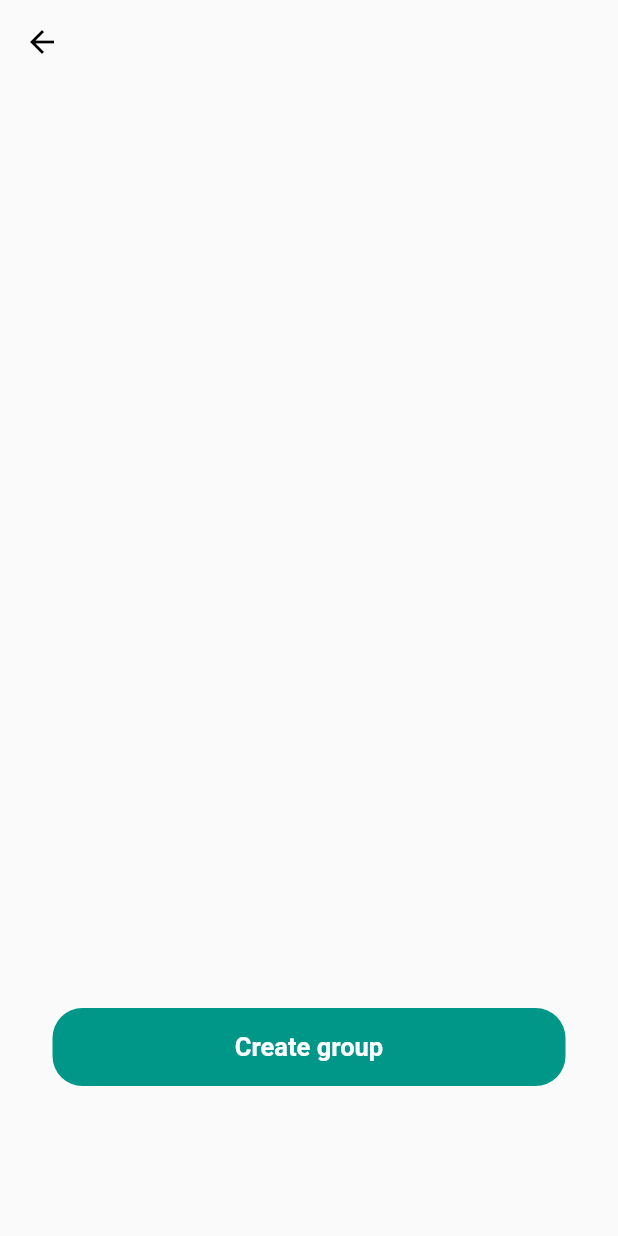
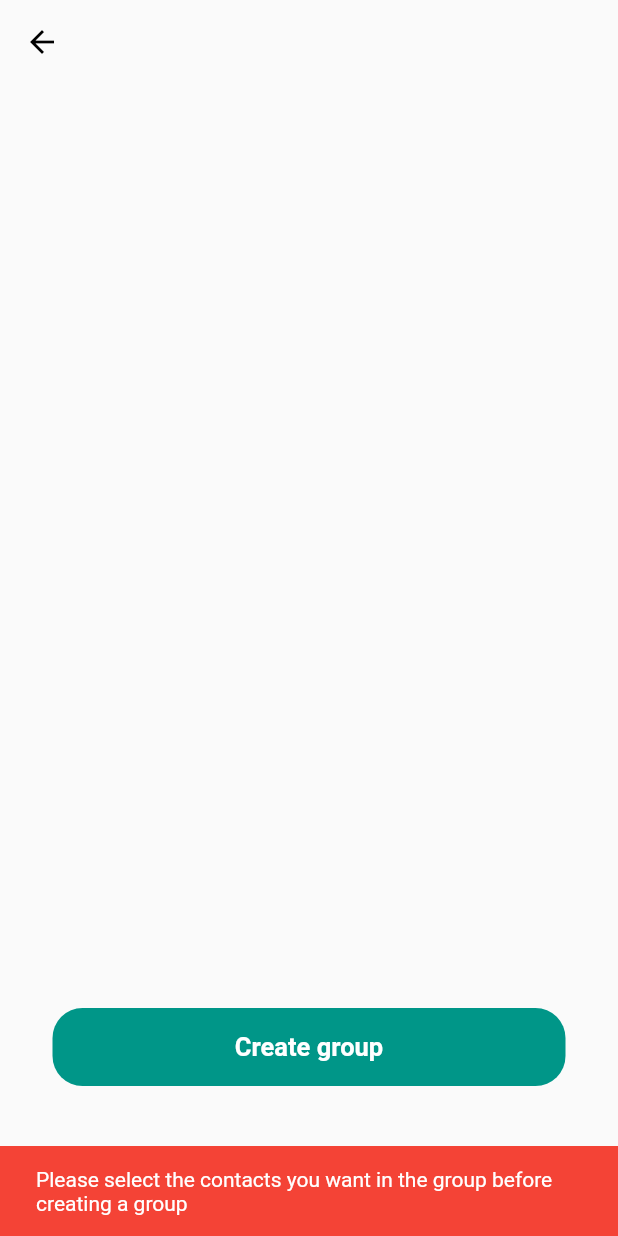
Before and after one commit to TuranTalayhan/message_app, a Flutter app: the CreateGroup screen opened by its route, after a tap on "Create group", on a phone screen of 412 x 824 dp. Run offline on Flutter 3.47's test engine with Material 2 defaults, Android fonts, the phone set to English and light mode, and no system bars; our stand-ins replace cloud_firestore, firebase_auth, firebase_core, firebase_storage, google_sign_in, image_cropper and 4 more; missing offline and left inert: mobile_scanner, screen_brightness; accounts and stored records are empty; network calls fail.

Commit message:
CreateGroup screen now creates a group

```diff
--- a/lib/pages/home/chats/create_group.dart
+++ b/lib/pages/home/chats/create_group.dart
@@ -19,7 +19,6 @@ class _CreateGroupState extends State<CreateGroup> {
       .get();
 
   List<String> _checkedUsers = [];
-  bool _error = false;
 
   @override
   Widget build(BuildContext context) {
@@ -117,7 +116,20 @@ class _CreateGroupState extends State<CreateGroup> {
             child: SizedBox(
               width: MediaQuery.of(context).size.width - 70,
               child: TextButton(
-                onPressed: () {},
+                onPressed: () {
+                  if (_checkedUsers.isEmpty) {
+                    ScaffoldMessenger.of(context).showSnackBar(const SnackBar(
+                      content: Text(
+                        "Please select the contacts you want in the group before creating a group",
+                        style: TextStyle(color: Colors.white),
+                      ),
+                      backgroundColor: Colors.red,
+                    ));
+                  } else {
+                    createGroup(_checkedUsers);
+                    Navigator.pop(context);
+                  }
+                },
                 style: ButtonStyle(
                     shape: MaterialStateProperty.all<RoundedRectangleBorder>(
                         RoundedRectangleBorder(
@@ -144,7 +156,6 @@ class _CreateGroupState extends State<CreateGroup> {
     try {
       context.read<DatabaseService>().createGroup(checkedUsers);
     } catch (e) {
-      _error = true;
       ScaffoldMessenger.of(context).showSnackBar(SnackBar(
         content: Text(
           e.toString(),
```
